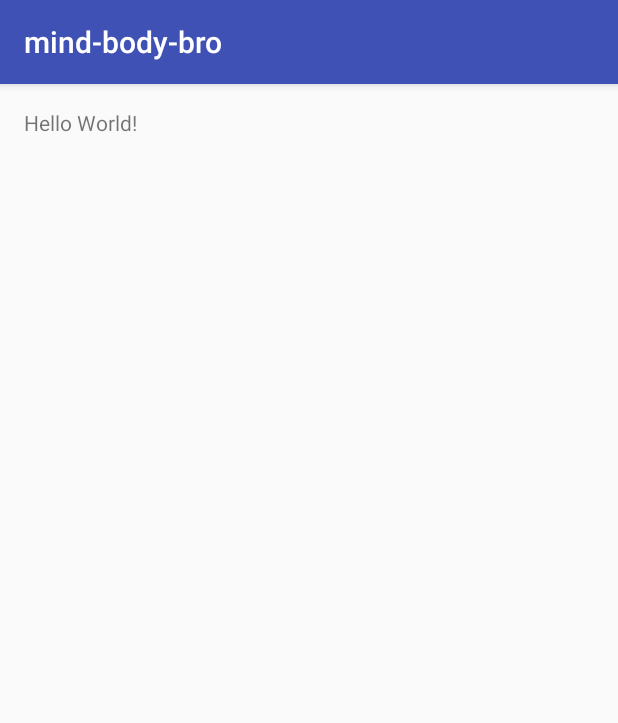
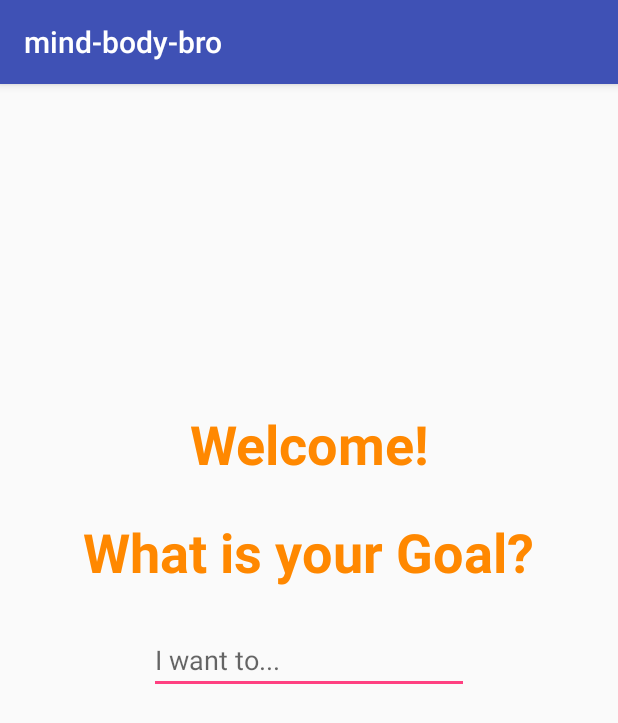
Before and after one commit to kelvinharron/mind-body-bro, an Android app: the screen it shows after launch (MainActivity), on a phone screen of 412 x 824 dp. Shown: the top 723 px of the screen. Run offline under Robolectric (Android 15) with nearby library versions, the light colour scheme and no system bars.

Commit message:
Added a welcome screen text and edit text box, java code gets the goal string and makes a toast commented out intent ready for add new goal activity

```diff
--- a/app/src/main/AndroidManifest.xml
+++ b/app/src/main/AndroidManifest.xml
@@ -1,6 +1,8 @@
 <?xml version="1.0" encoding="utf-8"?>
 <manifest xmlns:android="http://schemas.android.com/apk/res/android"
     package="com.example.kelvinharron.mind_body_bro">
+
+
 
     <application
         android:allowBackup="true"
--- a/app/src/main/java/com/example/kelvinharron/mind_body_bro/MainActivity.java
+++ b/app/src/main/java/com/example/kelvinharron/mind_body_bro/MainActivity.java
@@ -1,7 +1,13 @@
 package com.example.kelvinharron.mind_body_bro;
 
+
+import android.content.Intent;
 import android.support.v7.app.AppCompatActivity;
 import android.os.Bundle;
+import android.view.KeyEvent;
+import android.view.View;
+import android.widget.EditText;
+import android.widget.Toast;
 
 public class MainActivity extends AppCompatActivity {
 
@@ -9,5 +15,24 @@ public class MainActivity extends AppCompatActivity {
     protected void onCreate(Bundle savedInstanceState) {
         super.onCreate(savedInstanceState);
         setContentView(R.layout.activity_main);
+
+
+        final EditText goalEditText = (EditText) findViewById(R.id.goalEditText);
+        goalEditText.setOnKeyListener(new View.OnKeyListener() {
+            @Override
+            public boolean onKey(View view, int i, KeyEvent keyEvent) {
+                if ((keyEvent.getAction() == KeyEvent.ACTION_DOWN) &&
+                        (i == KeyEvent.KEYCODE_ENTER)) {
+
+                    Toast.makeText(MainActivity.this, goalEditText.getText(), Toast.LENGTH_SHORT).show();
+                    // HERE WE GET THE TEXT VALUE, NEED TO USE INTENT TO PASS TO ADD NEW GOAL ACTIVITY
+                    // Intent addNewGoalIntent = new Intent(MainActivity.this, AddNewGoalActivity.class);
+                    //addNewGoalIntent.putExtra("TextBox", goalEditText.getText().toString());
+                    //startActivity(addNewGoalIntent);
+                    return true;
+                }
+                return false;
+            }
+        });
     }
 }
--- a/app/src/main/res/layout/activity_main.xml
+++ b/app/src/main/res/layout/activity_main.xml
@@ -8,10 +8,44 @@
     android:paddingLeft="@dimen/activity_horizontal_margin"
     android:paddingRight="@dimen/activity_horizontal_margin"
     android:paddingTop="@dimen/activity_vertical_margin"
-    tools:context="com.example.kelvinharron.mind_body_bro.MainActivity">
+    tools:context="com.example.kelvinharron.mind_body_bro.MainActivity"
+    android:orientation="vertical">
+
 
     <TextView
+
+        android:layout_width="wrap_content"
+        android:text="Welcome!"
+        android:textSize="36sp"
+        android:textStyle="bold"
+        android:layout_height="wrap_content"
+        android:textAlignment="center"
+        android:textColor="@android:color/holo_orange_dark"
+        android:layout_marginBottom="97dp"
+        android:layout_above="@+id/goalEditText"
+        android:layout_centerHorizontal="true" />
+
+    <EditText
         android:layout_width="wrap_content"
         android:layout_height="wrap_content"
-        android:text="Hello World!" />
+        android:inputType="textPersonName"
+        android:ems="10"
+        android:id="@+id/goalEditText"
+        android:layout_centerVertical="true"
+        android:layout_centerHorizontal="true"
+        android:hint="I want to..."
+        android:textColor="?attr/colorPrimary" />
+
+    <TextView
+
+        android:layout_width="wrap_content"
+        android:text="What is your Goal?"
+        android:textSize="36sp"
+        android:textStyle="bold"
+        android:layout_height="wrap_content"
+        android:textColor="@android:color/holo_orange_dark"
+        android:layout_above="@+id/goalEditText"
+        android:layout_centerHorizontal="true"
+        android:layout_marginBottom="25dp" />
+
 </RelativeLayout>
--- a/app/src/main/res/values/colors.xml
+++ b/app/src/main/res/values/colors.xml
@@ -2,5 +2,5 @@
 <resources>
     <color name="colorPrimary">#3F51B5</color>
     <color name="colorPrimaryDark">#303F9F</color>
-    <color name="colorAccent">#FF4081</color>
+    <color name="colorAccent">#ff4081</color>
 </resources>
```
